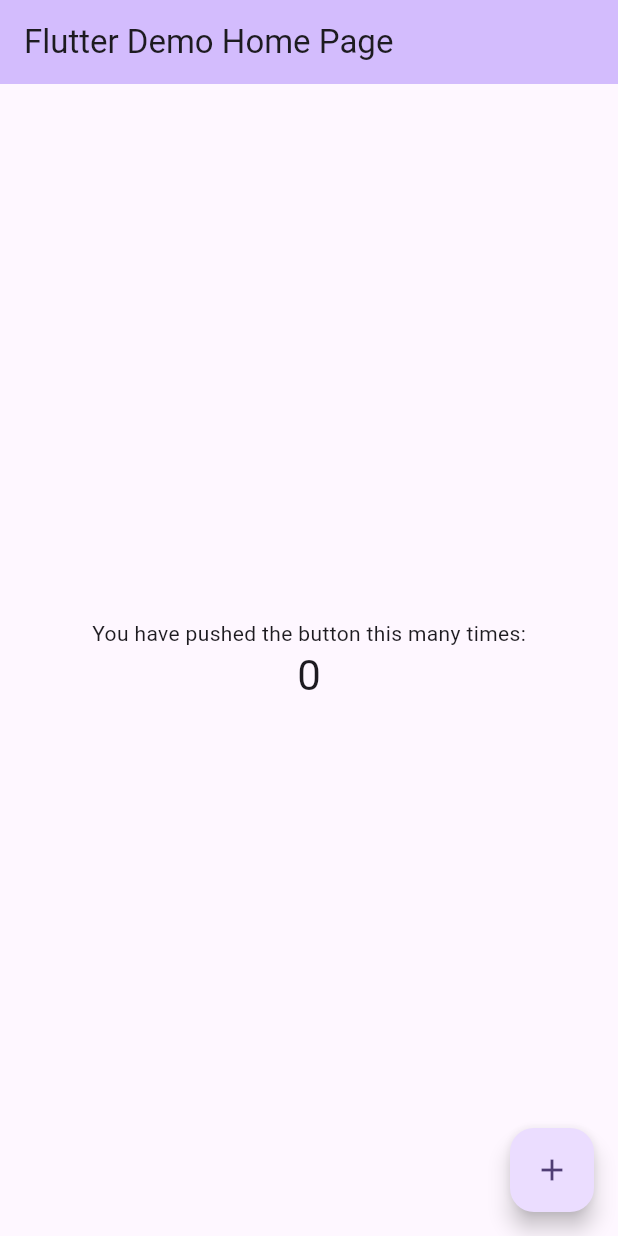
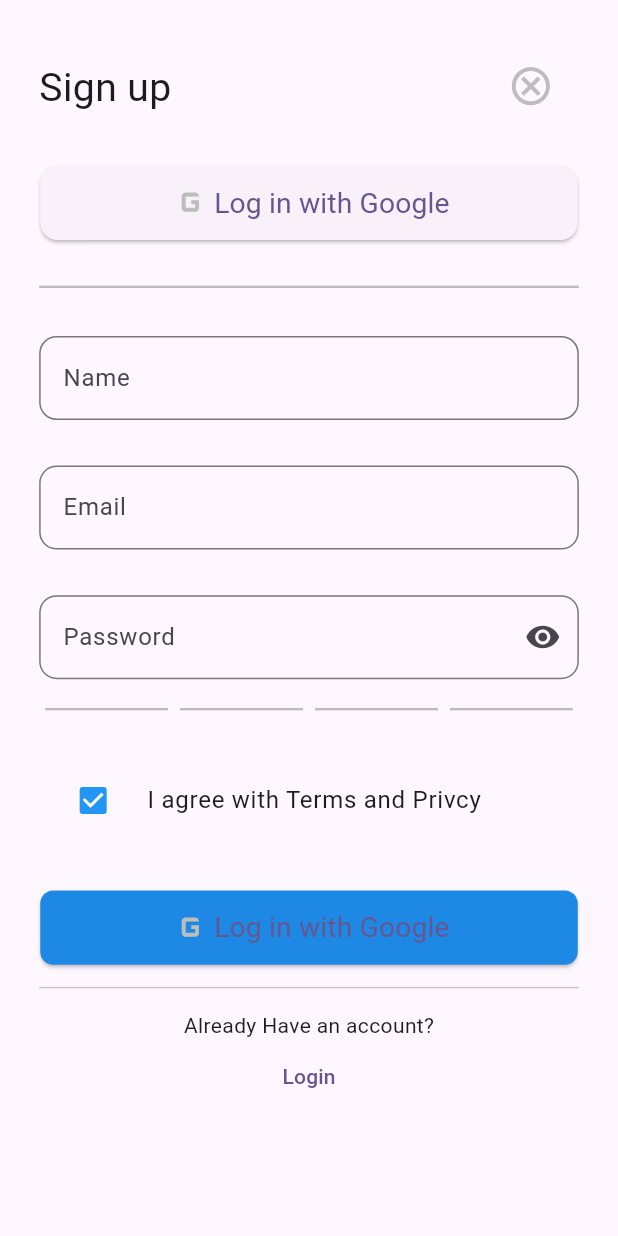
Before and after one commit to atmaniali/responsive_ui, a Flutter app: the screen it shows after launch, on a phone screen of 412 x 824 dp. Run offline on Flutter 3.47's test engine with Material 3 defaults, Android fonts, the phone set to English and light mode, and no system bars; our stand-ins replace flutter_screenutil.

Commit message:
add: library and style sign up screen to match to 90% of the design

```diff
--- a/lib/main.dart
+++ b/lib/main.dart
@@ -1,4 +1,6 @@
 import 'package:flutter/material.dart';
+import 'package:flutter_login_responsive_test/screens/signup.dart';
+import 'package:flutter_screenutil/flutter_screenutil.dart';
 
 void main() {
   runApp(const MyApp());
@@ -10,13 +12,16 @@ class MyApp extends StatelessWidget {
   // This widget is the root of your application.
   @override
   Widget build(BuildContext context) {
-    return MaterialApp(
-      title: 'Flutter Demo',
-      theme: ThemeData(
+    return ScreenUtilInit(
+      designSize: Size(284, 515),
+      child: MaterialApp(
+        title: 'Flutter Demo',
+        theme: ThemeData(
 
-        colorScheme: ColorScheme.fromSeed(seedColor: Colors.deepPurple),
+          colorScheme: ColorScheme.fromSeed(seedColor: Colors.deepPurple),
+        ),
+        home: SignupScreen(),
       ),
-      home: const MyHomePage(title: 'Flutter Demo Home Page'),
     );
   }
 }
--- a/lib/screens/login.dart
+++ /dev/null
@@ -1,19 +0,0 @@
-import 'package:flutter/material.dart';
-
-
-class LoginScreen extends StatelessWidget {
-  const LoginScreen({super.key});
-
-  @override
-  Widget build(BuildContext context) {
-    return Scaffold(
-      body: SafeArea(
-        child: Column(
-          children: [
-            SizedBox(height: 21,)
-          ],
-        ),
-      ),
-    );
-  }
-}
--- /dev/null
+++ b/lib/screens/signup.dart
@@ -0,0 +1,154 @@
+import 'package:flutter/material.dart';
+import 'package:flutter_screenutil/flutter_screenutil.dart';
+
+class SignupScreen extends StatelessWidget {
+  final bool _passwordVisible = false;
+  const SignupScreen({super.key});
+
+
+
+  @override
+  Widget build(BuildContext context) {
+    return Scaffold(
+      body: SafeArea(
+        child: Padding(
+          padding: EdgeInsets.only(left: 18.w, right: 18.w),
+          child: Column(
+            children: [
+              SizedBox(height: 21.h),
+              Row(
+                mainAxisAlignment: MainAxisAlignment.spaceBetween,
+                children: [
+                  Text(
+                    "Sign up",
+                    style: TextStyle(
+                      fontWeight: FontWeight.w400,
+                      fontSize: 18.sp,
+                    ),
+                  ),
+                  TextButton(
+                    onPressed: () {},
+                    child: Icon(
+                      Icons.cancel_outlined,
+                      color: Colors.grey[400],
+                      size: 21.r,
+                    ),
+                  ),
+                ],
+              ),
+              SizedBox(height: 18.h,),
+              SizedBox(
+                height: 31.h,
+                width: 247.w,
+                child: ElevatedButton(
+                    onPressed: (){},
+                    style: ElevatedButton.styleFrom(shape: RoundedRectangleBorder(borderRadius: BorderRadius.circular(8.r))),
+                    child: Row(
+                  mainAxisAlignment: MainAxisAlignment.center,
+                  children: [
+                    Icon(Icons.g_mobiledata,
+                      color: Colors.grey[400],
+                      size: 21.r,
+                    ),
+                    Text("Log in with Google",
+                      style: TextStyle(
+                      fontWeight: FontWeight.w400,
+                      fontSize: 13.sp,
+                    ),)
+                  ],
+                )),
+              ),
+              SizedBox(height: 20.h,),
+              Divider(height: 0.h, color: Colors.grey[400], thickness: 1.h,),
+              SizedBox(height: 20.h,),
+              TextField(
+                decoration: InputDecoration(
+                  label: Text("Name"),
+                  hintText: "Kafta Amer",
+                  border: OutlineInputBorder(
+                    borderRadius: BorderRadius.circular(8.r),
+                    // borderSide: BorderSide(color: Colors.black),
+                  )
+                ),
+              ),
+              SizedBox(height: 19.h,),
+              TextField(
+                decoration: InputDecoration(
+                    label: Text("Email"),
+                    hintText: "Example@gmail.com",
+                    border: OutlineInputBorder(
+                      borderRadius: BorderRadius.circular(8.r),
+                      // borderSide: BorderSide(color: Colors.black),
+                    )
+                ),
+              ),
+              SizedBox(height: 19.h,),
+              TextField(
+                autocorrect: false,
+                obscureText: _passwordVisible,
+                decoration: InputDecoration(
+                    label: Text("Password"),
+                    hintText: "at least 8 characters",
+                    suffixIcon: IconButton(onPressed: (){
+                      // _passwordVisible = !_passwordVisible;
+                    }, icon: Icon(Icons.visibility)),
+                    border: OutlineInputBorder(
+                      borderRadius: BorderRadius.circular(8.r),
+                      // borderSide: BorderSide(color: Colors.black),
+                    )
+                ),
+              ),
+              SizedBox(height: 12.h,),
+              Row(
+                mainAxisAlignment: MainAxisAlignment.spaceEvenly,
+                children: List.generate(4, (index){
+                  return Expanded(child: Container(
+                    margin: EdgeInsets.symmetric(horizontal: 4), // spacing between parts
+                    height: 1.h, // thickness of the line
+                    color: Colors.grey[400],
+                  ),);
+                }),
+              ),
+              SizedBox(height: 20.h,),
+              CheckboxListTile(
+                title: Text("I agree with Terms and Privcy"),
+                  controlAffinity: ListTileControlAffinity.leading,
+                  value: true,
+                  onChanged: (bool? value){},
+                activeColor: Colors.blue,
+              ),
+              SizedBox(height: 20.h,),
+              SizedBox(
+                height: 31.h,
+                width: 247.w,
+                child: ElevatedButton(
+                    onPressed: (){},
+                    style: ElevatedButton.styleFrom(backgroundColor: Colors.blue[600], shape: RoundedRectangleBorder(borderRadius: BorderRadius.circular(6.r))),
+                    child: Row(
+                      mainAxisAlignment: MainAxisAlignment.center,
+                      children: [
+                        Icon(Icons.g_mobiledata,
+                          color: Colors.grey[400],
+                          size: 21.r,
+                        ),
+                        Text("Log in with Google",
+                          style: TextStyle(
+                            fontWeight: FontWeight.w400,
+                            fontSize: 13.sp,
+                          ),)
+                      ],
+                    )),
+              ),
+              Divider(height: 19.h,),
+              Text("Already Have an account?"),
+              TextButton(
+                  child: Text("Login"),
+                onPressed: (){},
+              )
+            ],
+          ),
+        ),
+      ),
+    );
+  }
+}
--- a/pubspec.yaml
+++ b/pubspec.yaml
@@ -30,6 +30,7 @@ environment:
 dependencies:
   flutter:
     sdk: flutter
+  flutter_screenutil: ^5.9.3
 
   # The following adds the Cupertino Icons font to your application.
   # Use with the CupertinoIcons class for iOS style icons.
```
Also changed, not shown: pubspec.lock.
